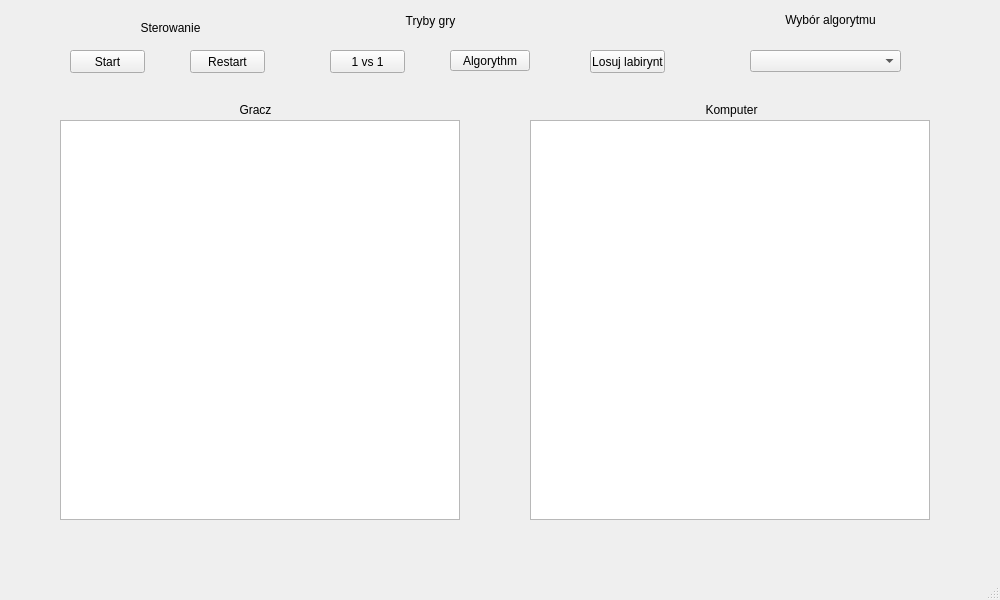
Before: the Qt Designer form micromouse.ui in Szymanski-Konrad/Micromouse, drawn with Qt 5.
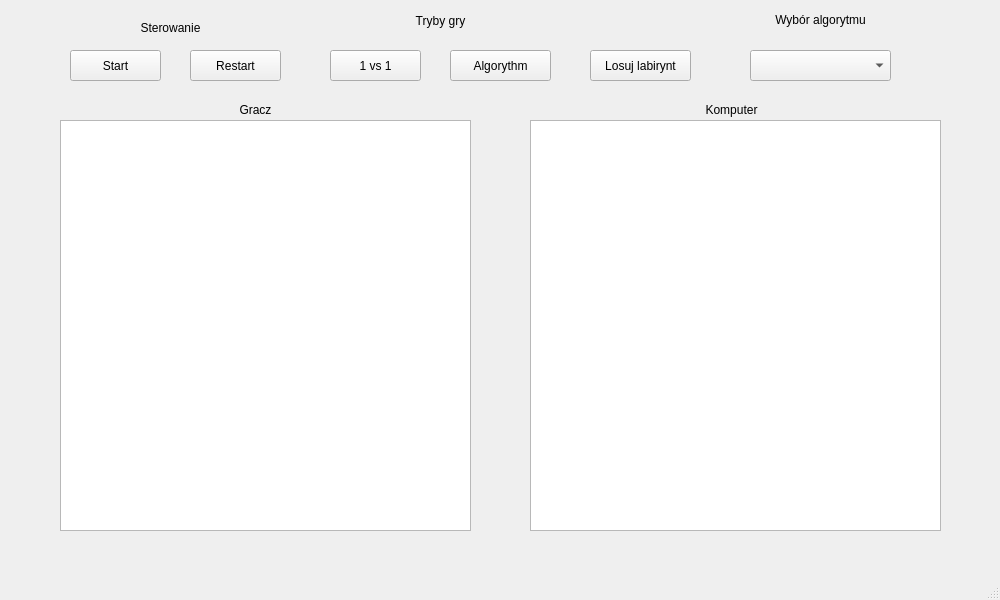
After: the same form once the commit is applied.

Commit message: improve mouse movment, better winning recognition

```diff
--- a/micromouse.ui
+++ b/micromouse.ui
@@ -19,8 +19,8 @@
      <rect>
       <x>70</x>
       <y>50</y>
-      <width>75</width>
-      <height>23</height>
+      <width>91</width>
+      <height>31</height>
      </rect>
     </property>
     <property name="text">
@@ -32,8 +32,8 @@
      <rect>
       <x>590</x>
       <y>50</y>
-      <width>75</width>
-      <height>23</height>
+      <width>101</width>
+      <height>31</height>
      </rect>
     </property>
     <property name="text">
@@ -45,8 +45,8 @@
      <rect>
       <x>330</x>
       <y>50</y>
-      <width>75</width>
-      <height>23</height>
+      <width>91</width>
+      <height>31</height>
      </rect>
     </property>
     <property name="text">
@@ -58,8 +58,8 @@
      <rect>
       <x>190</x>
       <y>50</y>
-      <width>75</width>
-      <height>23</height>
+      <width>91</width>
+      <height>31</height>
      </rect>
     </property>
     <property name="text">
@@ -71,8 +71,8 @@
      <rect>
       <x>750</x>
       <y>50</y>
-      <width>151</width>
-      <height>22</height>
+      <width>141</width>
+      <height>31</height>
      </rect>
     </property>
     <property name="placeholderText">
@@ -84,8 +84,8 @@
      <rect>
       <x>60</x>
       <y>120</y>
-      <width>400</width>
-      <height>400</height>
+      <width>411</width>
+      <height>411</height>
      </rect>
     </property>
     <property name="autoFillBackground">
@@ -106,8 +106,8 @@
      <rect>
       <x>530</x>
       <y>120</y>
-      <width>400</width>
-      <height>400</height>
+      <width>411</width>
+      <height>411</height>
      </rect>
     </property>
     <property name="autoFillBackground">
@@ -128,8 +128,8 @@
      <rect>
       <x>450</x>
       <y>50</y>
-      <width>80</width>
-      <height>21</height>
+      <width>101</width>
+      <height>31</height>
      </rect>
     </property>
     <property name="text">
@@ -141,7 +141,7 @@
      <rect>
       <x>330</x>
       <y>10</y>
-      <width>201</width>
+      <width>221</width>
       <height>21</height>
      </rect>
     </property>
@@ -171,7 +171,7 @@
    <widget class="QLabel" name="label_3">
     <property name="geometry">
      <rect>
-      <x>760</x>
+      <x>750</x>
       <y>10</y>
       <width>141</width>
       <height>20</height>
```
The commit also changes 2 other files.
